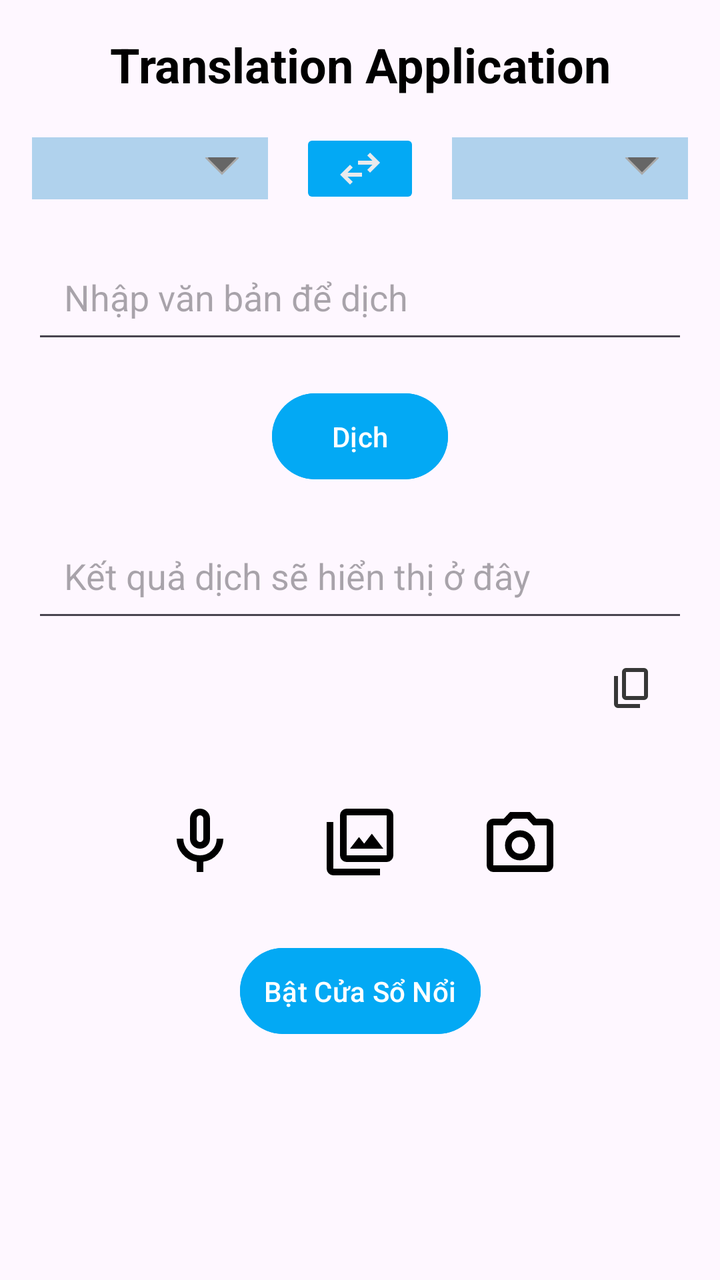
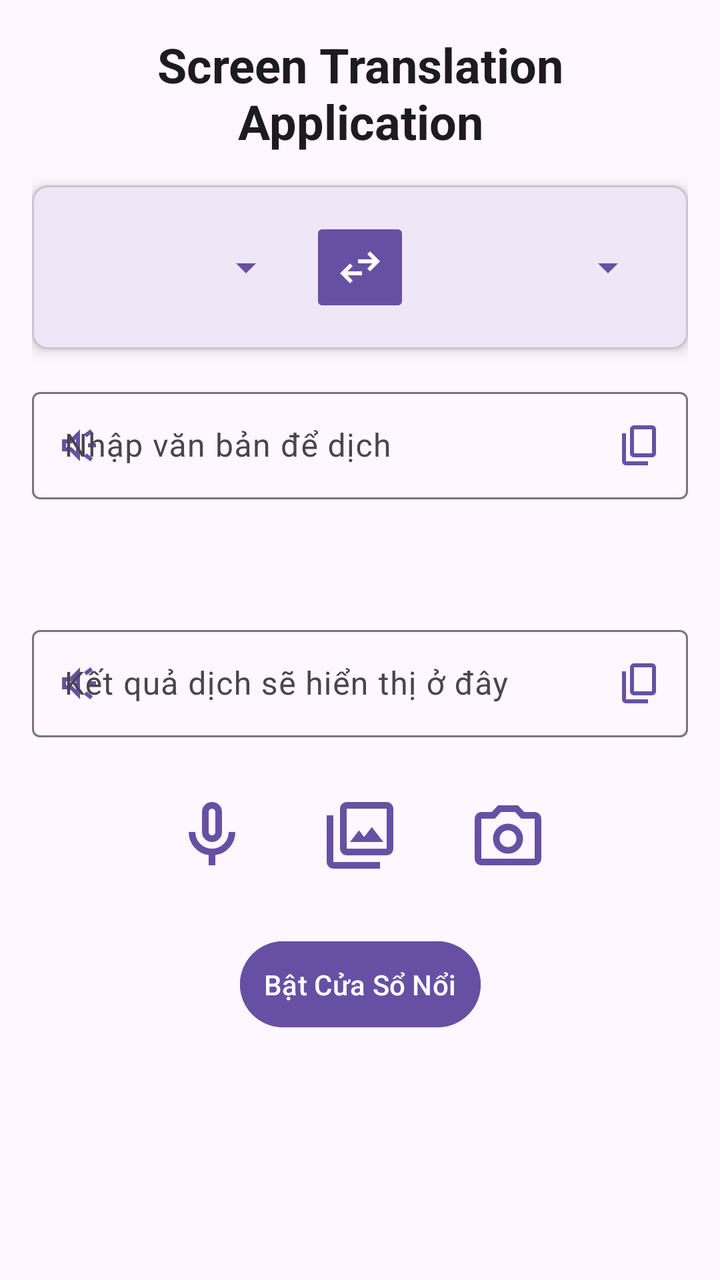

Screens rendered from an Android XML layout before and after an edit, with the pre-edit source and the edit as a unified diff.
<!-- AndroidManifest.xml: application theme Theme.TranslationApp -->
<!-- res/layout/activity_main.xml -->
<?xml version="1.0" encoding="utf-8"?>
<androidx.constraintlayout.widget.ConstraintLayout xmlns:android="http://schemas.android.com/apk/res/android"
    xmlns:app="http://schemas.android.com/apk/res-auto"
    xmlns:tools="http://schemas.android.com/tools"
    android:id="@+id/main"
    android:layout_width="match_parent"
    android:layout_height="match_parent"
    android:padding="16dp"
    tools:context=".MainActivity">

    
    <TextView
        android:id="@+id/textView"
        android:layout_width="wrap_content"
        android:layout_height="wrap_content"
        android:gravity="center"
        android:text="Translation Application"
        android:textSize="24sp"
        android:textStyle="bold"
        android:textColor="@color/black"
        app:layout_constraintTop_toTopOf="parent"
        app:layout_constraintStart_toStartOf="parent"
        app:layout_constraintEnd_toEndOf="parent"
        app:layout_constraintBottom_toTopOf="@+id/linearLayout2" />

    
    <LinearLayout
        android:id="@+id/linearLayout2"
        android:layout_width="match_parent"
        android:layout_height="wrap_content"
        android:orientation="horizontal"
        android:gravity="center"
        android:layout_marginTop="16dp"
        app:layout_constraintTop_toBottomOf="@id/textView"
        app:layout_constraintStart_toStartOf="parent"
        app:layout_constraintEnd_toEndOf="parent">

        
        <Spinner
            android:id="@+id/source_language_spinner"
            android:layout_width="0dp"
            android:layout_height="wrap_content"
            android:layout_weight="1"
            android:padding="8dp"
            android:layout_marginEnd="8dp"
            android:background="@drawable/spinner_bg" />

        
        <ImageButton
            android:id="@+id/button_swap_languages"
            android:layout_width="60dp"
            android:layout_height="40dp"
            android:backgroundTint="@color/primaryColor"
            android:src="@drawable/ic_swap"
            android:textColor="@color/white"
            android:layout_marginStart="8dp"
            android:layout_marginEnd="8dp" />

        
        <Spinner
            android:id="@+id/target_language_spinner"
            android:layout_width="0dp"
            android:layout_height="wrap_content"
            android:layout_weight="1"
            android:padding="8dp"
            android:layout_marginStart="8dp"
            android:background="@drawable/spinner_bg" />
    </LinearLayout>

    
    <EditText
        android:id="@+id/editText_input"
        android:layout_width="match_parent"
        android:layout_height="wrap_content"
        android:layout_marginTop="16dp"
        android:hint="Nhập văn bản để dịch"
        android:inputType="text"
        android:padding="16dp"
        app:layout_constraintTop_toBottomOf="@id/linearLayout2"
        app:layout_constraintStart_toStartOf="parent"
        app:layout_constraintEnd_toEndOf="parent" />

    <ImageButton
        android:id="@+id/button_speak_input"
        android:layout_width="40dp"
        android:layout_height="40dp"
        android:layout_marginTop="8dp"
        android:layout_marginEnd="336dp"
        android:background="?attr/selectableItemBackgroundBorderless"
        android:contentDescription="Speak Input"
        android:src="@drawable/ic_speaker"
        app:layout_constraintEnd_toEndOf="@id/editText_input"
        app:layout_constraintTop_toBottomOf="@id/editText_input" />

    <Button
        android:id="@+id/button_translate"
        android:layout_width="wrap_content"
        android:layout_height="wrap_content"
        android:layout_marginTop="16dp"
        android:text="Dịch"
        android:padding="12dp"
        android:backgroundTint="@color/primaryColor"
        android:textColor="@color/white"
        app:layout_constraintTop_toBottomOf="@id/editText_input"
        app:layout_constraintStart_toStartOf="parent"
        app:layout_constraintEnd_toEndOf="parent" />

    <EditText
        android:id="@+id/editText_translationResult"
        android:layout_width="match_parent"
        android:layout_height="wrap_content"
        android:layout_marginTop="16dp"
        android:hint="Kết quả dịch sẽ hiển thị ở đây"
        android:textColor="@color/black"
        android:padding="16dp"
        app:layout_constraintTop_toBottomOf="@id/button_translate"
        app:layout_constraintStart_toStartOf="parent"
        app:layout_constraintEnd_toEndOf="parent" />

    <ImageButton
        android:id="@+id/button_speak_result"
        android:layout_width="40dp"
        android:layout_height="40dp"
        android:layout_marginTop="8dp"
        android:layout_marginEnd="336dp"
        android:background="?attr/selectableItemBackgroundBorderless"
        android:contentDescription="Speak Result"

        android:src="@drawable/ic_speaker"
        app:layout_constraintEnd_toEndOf="@id/editText_translationResult"
        app:layout_constraintTop_toBottomOf="@id/editText_translationResult" />

    <ImageButton
        android:id="@+id/button_copy_result"
        android:layout_width="40dp"
        android:layout_height="40dp"
        android:layout_marginTop="8dp"
        android:layout_marginEnd="8dp"
        android:background="?attr/selectableItemBackgroundBorderless"
        android:contentDescription="Copy Result"
        android:src="@drawable/ic_copy"
        app:layout_constraintEnd_toEndOf="@id/editText_translationResult"
        app:layout_constraintTop_toBottomOf="@id/editText_translationResult" />

    <LinearLayout
        android:id="@+id/linearLayout"
        android:layout_width="match_parent"
        android:layout_height="wrap_content"
        android:layout_marginTop="80dp"
        android:gravity="center"
        android:orientation="horizontal"
        app:layout_constraintEnd_toEndOf="parent"
        app:layout_constraintHorizontal_bias="0.0"
        app:layout_constraintStart_toStartOf="parent"
        app:layout_constraintTop_toBottomOf="@id/editText_translationResult">

        <ImageButton
            android:id="@+id/button_voice_translation"
            android:layout_width="50dp"
            android:layout_height="50dp"
            android:background="?attr/selectableItemBackgroundBorderless"
            android:contentDescription="Voice Translation"
            android:src="@drawable/ic_microphone" />

        <ImageButton
            android:id="@+id/button_upload_image"
            android:layout_width="50dp"
            android:layout_height="50dp"
            android:layout_marginStart="30dp"
            android:background="?attr/selectableItemBackgroundBorderless"
            android:contentDescription="Upload Image"
            android:src="@drawable/ic_upload" />


        <ImageButton
            android:id="@+id/button_take_picture"
            android:layout_width="50dp"
            android:layout_height="50dp"
            android:layout_marginStart="30dp"
            android:background="?attr/selectableItemBackgroundBorderless"
            android:contentDescription="Take Picture"
            android:src="@drawable/ic_camera" />
    </LinearLayout>

    <Button
        android:id="@+id/button_start_floating_window"
        android:layout_width="wrap_content"
        android:layout_height="wrap_content"
        android:text="Bật Cửa Sổ Nổi"
        android:padding="12dp"
        android:layout_marginTop="24dp"
        android:backgroundTint="@color/primaryColor"
        android:textColor="@color/white"
        app:layout_constraintTop_toBottomOf="@id/linearLayout"
        app:layout_constraintStart_toStartOf="parent"
        app:layout_constraintEnd_toEndOf="parent" />

</androidx.constraintlayout.widget.ConstraintLayout>
<!-- resources referenced by this layout -->
<resources>
  <color name="black">#FF000000</color>
  <color name="primaryColor">#03A9F4</color>
  <color name="white">#FFFFFFFF</color>
  <!-- drawable ic_copy (drawable) -->
  <vector xmlns:android="http://schemas.android.com/apk/res/android"
      android:width="24dp"
      android:height="24dp"
      android:viewportWidth="960"
      android:viewportHeight="960">
    <path
        android:pathData="M360,720q-33,0 -56.5,-23.5T280,640v-480q0,-33 23.5,-56.5T360,80h360q33,0 56.5,23.5T800,160v480q0,33 -23.5,56.5T720,720L360,720ZM360,640h360v-480L360,160v480ZM200,880q-33,0 -56.5,-23.5T120,800v-560h80v560h440v80L200,880ZM360,640v-480,480Z"
        android:fillColor="#373737"/>
  </vector>
  <!-- drawable ic_speaker (drawable) -->
  <vector xmlns:android="http://schemas.android.com/apk/res/android"
      android:width="24dp"
      android:height="24dp"
      android:viewportWidth="960"
      android:viewportHeight="960">
    <path
        android:pathData="M640,520v-80h160v80L640,520ZM688,800 L560,704 608,640 736,736 688,800ZM608,320 L560,256 688,160 736,224 608,320ZM120,600v-240h160l200,-200v640L280,600L120,600ZM400,354 L314,440L200,440v80h114l86,86v-252ZM300,480Z"
        android:fillColor="#373737"/>
  </vector>
  <!-- drawable ic_swap (drawable) -->
  <vector xmlns:android="http://schemas.android.com/apk/res/android"
      android:width="24dp"
      android:height="24dp"
      android:viewportWidth="960"
      android:viewportHeight="960">
    <path
        android:pathData="M280,800 L80,600l200,-200 56,57 -103,103h287v80L233,640l103,103 -56,57ZM680,560 L624,503 727,400L440,400v-80h287L624,217l56,-57 200,200 -200,200Z"
        android:fillColor="#e8eaed"/>
  </vector>
  <!-- drawable ic_upload (drawable) -->
  <vector xmlns:android="http://schemas.android.com/apk/res/android"
      android:width="40dp"
      android:height="40dp"
      android:viewportWidth="960"
      android:viewportHeight="960">
    <path
        android:pathData="M360,560h400L622,380l-92,120 -62,-80 -108,140ZM320,720q-33,0 -56.5,-23.5T240,640v-480q0,-33 23.5,-56.5T320,80h480q33,0 56.5,23.5T880,160v480q0,33 -23.5,56.5T800,720L320,720ZM320,640h480v-480L320,160v480ZM160,880q-33,0 -56.5,-23.5T80,800v-560h80v560h560v80L160,880ZM320,160v480,-480Z"
        android:fillColor="#000000"/>
  </vector>
  <!-- drawable spinner_bg (drawable) -->
  <?xml version="1.0" encoding="utf-8"?>
  <layer-list xmlns:android="http://schemas.android.com/apk/res/android">
      <item>
          <color android:color="@color/secondaryColor" />
      </item>
      <item android:gravity="center_vertical|right" android:right="8dp">
          <layer-list>
              <item android:width="12dp" android:height="12dp" android:gravity="center" android:bottom="10dp">
                  <rotate
                      android:fromDegrees="45"
                      android:toDegrees="45">
                      <shape android:shape="rectangle">
                          <solid android:color="#666666" />
                          <stroke android:color="#aaaaaa" android:width="1dp"/>
                      </shape>
                  </rotate>
              </item>
              <item android:width="30dp" android:height="10dp" android:bottom="21dp" android:gravity="center">
                  <shape android:shape="rectangle">
                      <solid android:color="@color/secondaryColor"/>
                  </shape>
              </item>
          </layer-list>
      </item>
  </layer-list>
  <style name="Theme.TranslationApp" parent="Base.Theme.TranslationApp" />
  <color name="secondaryColor">#B0D2ED</color>
  <style name="Base.Theme.TranslationApp" parent="Theme.Material3.DayNight.NoActionBar">
          
          
      </style>
  <!-- unchanged entries left out for length: 2 -->
</resources>

<!-- the commit's change to res/layout/activity_main.xml (unified diff, before → after) -->
@@ -1,5 +1,5 @@
-<?xml version="1.0" encoding="utf-8"?>
-<androidx.constraintlayout.widget.ConstraintLayout xmlns:android="http://schemas.android.com/apk/res/android"
+<androidx.constraintlayout.widget.ConstraintLayout
+    xmlns:android="http://schemas.android.com/apk/res/android"
     xmlns:app="http://schemas.android.com/apk/res-auto"
     xmlns:tools="http://schemas.android.com/tools"
     android:id="@+id/main"
@@ -14,145 +14,141 @@
         android:layout_width="wrap_content"
         android:layout_height="wrap_content"
         android:gravity="center"
-        android:text="Translation Application"
+        android:text="Screen Translation Application"
         android:textSize="24sp"
         android:textStyle="bold"
-        android:textColor="@color/black"
+        android:textColor="?attr/colorOnSurface"
         app:layout_constraintTop_toTopOf="parent"
         app:layout_constraintStart_toStartOf="parent"
         app:layout_constraintEnd_toEndOf="parent"
-        app:layout_constraintBottom_toTopOf="@+id/linearLayout2" />
+        app:layout_constraintBottom_toTopOf="@+id/language_card" />
 
     
-    <LinearLayout
-        android:id="@+id/linearLayout2"
+    <com.google.android.material.card.MaterialCardView
+        android:id="@+id/language_card"
         android:layout_width="match_parent"
         android:layout_height="wrap_content"
-        android:orientation="horizontal"
-        android:gravity="center"
+        app:cardCornerRadius="8dp"
+        app:cardElevation="4dp"
         android:layout_marginTop="16dp"
         app:layout_constraintTop_toBottomOf="@id/textView"
         app:layout_constraintStart_toStartOf="parent"
         app:layout_constraintEnd_toEndOf="parent">
 
-        
-        <Spinner
-            android:id="@+id/source_language_spinner"
-            android:layout_width="0dp"
+        <LinearLayout
+            android:id="@+id/linearLayout2"
+            android:layout_width="match_parent"
             android:layout_height="wrap_content"
-            android:layout_weight="1"
-            android:padding="8dp"
-            android:layout_marginEnd="8dp"
-            android:background="@drawable/spinner_bg" />
+            android:orientation="horizontal"
+            android:gravity="center"
+            android:padding="16dp">
 
-        
-        <ImageButton
-            android:id="@+id/button_swap_languages"
-            android:layout_width="60dp"
-            android:layout_height="40dp"
-            android:backgroundTint="@color/primaryColor"
-            android:src="@drawable/ic_swap"
-            android:textColor="@color/white"
-            android:layout_marginStart="8dp"
-            android:layout_marginEnd="8dp" />
+            
+            <Spinner
+                android:id="@+id/source_language_spinner"
+                android:layout_width="0dp"
+                android:layout_height="wrap_content"
+                android:layout_weight="1"
+                android:padding="8dp"
+                android:layout_marginEnd="8dp"
+                android:backgroundTint="?attr/colorPrimary" />
 
-        
-        <Spinner
-            android:id="@+id/target_language_spinner"
-            android:layout_width="0dp"
-            android:layout_height="wrap_content"
-            android:layout_weight="1"
-            android:padding="8dp"
-            android:layout_marginStart="8dp"
-            android:background="@drawable/spinner_bg" />
-    </LinearLayout>
+            
+            <ImageButton
+                android:id="@+id/button_swap_languages"
+                android:layout_width="50dp"
+                android:layout_height="50dp"
+                android:backgroundTint="?attr/colorPrimary"
+                android:src="@drawable/ic_swap"
+                android:contentDescription="Swap Languages"
+                app:tint="@color/white" />
+
+            
+            <Spinner
+                android:id="@+id/target_language_spinner"
+                android:layout_width="0dp"
+                android:layout_height="wrap_content"
+                android:layout_weight="1"
+                android:padding="8dp"
+                android:layout_marginStart="8dp"
+                android:backgroundTint="?attr/colorPrimary" />
+        </LinearLayout>
+    </com.google.android.material.card.MaterialCardView>
 
     
-    <EditText
-        android:id="@+id/editText_input"
+    <com.google.android.material.textfield.TextInputLayout
+        android:id="@+id/text_input_layout"
         android:layout_width="match_parent"
         android:layout_height="wrap_content"
+        android:hint="Nhập văn bản để dịch"
         android:layout_marginTop="16dp"
-        android:hint="Nhập văn bản để dịch"
-        android:inputType="text"
-        android:padding="16dp"
-        app:layout_constraintTop_toBottomOf="@id/linearLayout2"
+
+        app:startIconDrawable="@drawable/ic_speaker"
+        app:startIconTint="?attr/colorPrimary"
+        app:startIconContentDescription="Speak Input"
+
+        app:endIconDrawable="@drawable/ic_copy"
+        app:endIconTint="?attr/colorPrimary"
+        app:endIconContentDescription="Copy Input Text"
+        app:endIconMode="custom"
+
+        app:layout_constraintTop_toBottomOf="@id/language_card"
         app:layout_constraintStart_toStartOf="parent"
-        app:layout_constraintEnd_toEndOf="parent" />
+        app:layout_constraintEnd_toEndOf="parent"
+        >
 
-    <ImageButton
-        android:id="@+id/button_speak_input"
-        android:layout_width="40dp"
-        android:layout_height="40dp"
-        android:layout_marginTop="8dp"
-        android:layout_marginEnd="336dp"
-        android:background="?attr/selectableItemBackgroundBorderless"
-        android:contentDescription="Speak Input"
-        android:src="@drawable/ic_speaker"
-        app:layout_constraintEnd_toEndOf="@id/editText_input"
-        app:layout_constraintTop_toBottomOf="@id/editText_input" />
+        <com.google.android.material.textfield.TextInputEditText
+            android:id="@+id/editText_input"
+            android:layout_width="match_parent"
+            android:layout_height="wrap_content"
+            android:inputType="text"
+            android:padding="16dp" >
+        </com.google.android.material.textfield.TextInputEditText>
 
-    <Button
-        android:id="@+id/button_translate"
-        android:layout_width="wrap_content"
-        android:layout_height="wrap_content"
-        android:layout_marginTop="16dp"
-        android:text="Dịch"
-        android:padding="12dp"
-        android:backgroundTint="@color/primaryColor"
-        android:textColor="@color/white"
-        app:layout_constraintTop_toBottomOf="@id/editText_input"
-        app:layout_constraintStart_toStartOf="parent"
-        app:layout_constraintEnd_toEndOf="parent" />
+    </com.google.android.material.textfield.TextInputLayout>
 
-    <EditText
-        android:id="@+id/editText_translationResult"
+
+    
+    <com.google.android.material.textfield.TextInputLayout
+        android:id="@+id/text_output_layout"
         android:layout_width="match_parent"
         android:layout_height="wrap_content"
-        android:layout_marginTop="16dp"
+        android:layout_marginTop="60dp"
         android:hint="Kết quả dịch sẽ hiển thị ở đây"
-        android:textColor="@color/black"
-        android:padding="16dp"
-        app:layout_constraintTop_toBottomOf="@id/button_translate"
+
+        app:startIconDrawable="@drawable/ic_speaker"
+        app:startIconTint="?attr/colorPrimary"
+        app:startIconContentDescription="Speak Input"
+
+        app:endIconDrawable="@drawable/ic_copy"
+        app:endIconTint="?attr/colorPrimary"
+        app:endIconContentDescription="Copy Input Text"
+        app:endIconMode="custom"
+
+        app:layout_constraintTop_toBottomOf="@id/text_input_layout"
         app:layout_constraintStart_toStartOf="parent"
-        app:layout_constraintEnd_toEndOf="parent" />
+        app:layout_constraintEnd_toEndOf="parent">
 
-    <ImageButton
-        android:id="@+id/button_speak_result"
-        android:layout_width="40dp"
-        android:layout_height="40dp"
-        android:layout_marginTop="8dp"
-        android:layout_marginEnd="336dp"
-        android:background="?attr/selectableItemBackgroundBorderless"
-        android:contentDescription="Speak Result"
+        <com.google.android.material.textfield.TextInputEditText
+            android:id="@+id/editText_translationResult"
+            android:layout_width="match_parent"
+            android:layout_height="wrap_content"
+            android:textColor="?attr/colorOnSurface"
+            android:padding="16dp"
+            android:focusable="false" />
+    </com.google.android.material.textfield.TextInputLayout>
 
-        android:src="@drawable/ic_speaker"
-        app:layout_constraintEnd_toEndOf="@id/editText_translationResult"
-        app:layout_constraintTop_toBottomOf="@id/editText_translationResult" />
-
-    <ImageButton
-        android:id="@+id/button_copy_result"
-        android:layout_width="40dp"
-        android:layout_height="40dp"
-        android:layout_marginTop="8dp"
-        android:layout_marginEnd="8dp"
-        android:background="?attr/selectableItemBackgroundBorderless"
-        android:contentDescription="Copy Result"
-        android:src="@drawable/ic_copy"
-        app:layout_constraintEnd_toEndOf="@id/editText_translationResult"
-        app:layout_constraintTop_toBottomOf="@id/editText_translationResult" />
 
     <LinearLayout
         android:id="@+id/linearLayout"
         android:layout_width="match_parent"
         android:layout_height="wrap_content"
-        android:layout_marginTop="80dp"
+        android:layout_marginTop="24dp"
         android:gravity="center"
         android:orientation="horizontal"
-        app:layout_constraintEnd_toEndOf="parent"
-        app:layout_constraintHorizontal_bias="0.0"
+        app:layout_constraintTop_toBottomOf="@id/text_output_layout"
         app:layout_constraintStart_toStartOf="parent"
-        app:layout_constraintTop_toBottomOf="@id/editText_translationResult">
+        app:layout_constraintEnd_toEndOf="parent">
 
         <ImageButton
             android:id="@+id/button_voice_translation"
@@ -160,36 +156,39 @@
             android:layout_height="50dp"
             android:background="?attr/selectableItemBackgroundBorderless"
             android:contentDescription="Voice Translation"
-            android:src="@drawable/ic_microphone" />
+            android:src="@drawable/ic_microphone"
+            app:tint="?attr/colorPrimary" />
 
         <ImageButton
             android:id="@+id/button_upload_image"
             android:layout_width="50dp"
             android:layout_height="50dp"
-            android:layout_marginStart="30dp"
+            android:layout_marginStart="24dp"
             android:background="?attr/selectableItemBackgroundBorderless"
             android:contentDescription="Upload Image"
-            android:src="@drawable/ic_upload" />
-
+            android:src="@drawable/ic_upload"
+            app:tint="?attr/colorPrimary" />
 
         <ImageButton
             android:id="@+id/button_take_picture"
             android:layout_width="50dp"
             android:layout_height="50dp"
-            android:layout_marginStart="30dp"
+            android:layout_marginStart="24dp"
             android:background="?attr/selectableItemBackgroundBorderless"
             android:contentDescription="Take Picture"
-            android:src="@drawable/ic_camera" />
+            android:src="@drawable/ic_camera"
+            app:tint="?attr/colorPrimary" />
     </LinearLayout>
 
-    <Button
+    
+    <com.google.android.material.button.MaterialButton
         android:id="@+id/button_start_floating_window"
         android:layout_width="wrap_content"
         android:layout_height="wrap_content"
         android:text="Bật Cửa Sổ Nổi"
         android:padding="12dp"
         android:layout_marginTop="24dp"
-        android:backgroundTint="@color/primaryColor"
+        android:backgroundTint="?attr/colorPrimary"
         android:textColor="@color/white"
         app:layout_constraintTop_toBottomOf="@id/linearLayout"
         app:layout_constraintStart_toStartOf="parent"
<!-- resource entries referenced after the edit -->
@@ -1,7 +1,5 @@
 <!-- resources referenced by this layout -->
 <resources>
-  <color name="black">#FF000000</color>
-  <color name="primaryColor">#03A9F4</color>
   <color name="white">#FFFFFFFF</color>
   <!-- drawable ic_copy (drawable) -->
   <vector xmlns:android="http://schemas.android.com/apk/res/android"
@@ -43,34 +41,7 @@
         android:pathData="M360,560h400L622,380l-92,120 -62,-80 -108,140ZM320,720q-33,0 -56.5,-23.5T240,640v-480q0,-33 23.5,-56.5T320,80h480q33,0 56.5,23.5T880,160v480q0,33 -23.5,56.5T800,720L320,720ZM320,640h480v-480L320,160v480ZM160,880q-33,0 -56.5,-23.5T80,800v-560h80v560h560v80L160,880ZM320,160v480,-480Z"
         android:fillColor="#000000"/>
   </vector>
-  <!-- drawable spinner_bg (drawable) -->
-  <?xml version="1.0" encoding="utf-8"?>
-  <layer-list xmlns:android="http://schemas.android.com/apk/res/android">
-      <item>
-          <color android:color="@color/secondaryColor" />
-      </item>
-      <item android:gravity="center_vertical|right" android:right="8dp">
-          <layer-list>
-              <item android:width="12dp" android:height="12dp" android:gravity="center" android:bottom="10dp">
-                  <rotate
-                      android:fromDegrees="45"
-                      android:toDegrees="45">
-                      <shape android:shape="rectangle">
-                          <solid android:color="#666666" />
-                          <stroke android:color="#aaaaaa" android:width="1dp"/>
-                      </shape>
-                  </rotate>
-              </item>
-              <item android:width="30dp" android:height="10dp" android:bottom="21dp" android:gravity="center">
-                  <shape android:shape="rectangle">
-                      <solid android:color="@color/secondaryColor"/>
-                  </shape>
-              </item>
-          </layer-list>
-      </item>
-  </layer-list>
   <style name="Theme.TranslationApp" parent="Base.Theme.TranslationApp" />
-  <color name="secondaryColor">#B0D2ED</color>
   <style name="Base.Theme.TranslationApp" parent="Theme.Material3.DayNight.NoActionBar">
           
           
